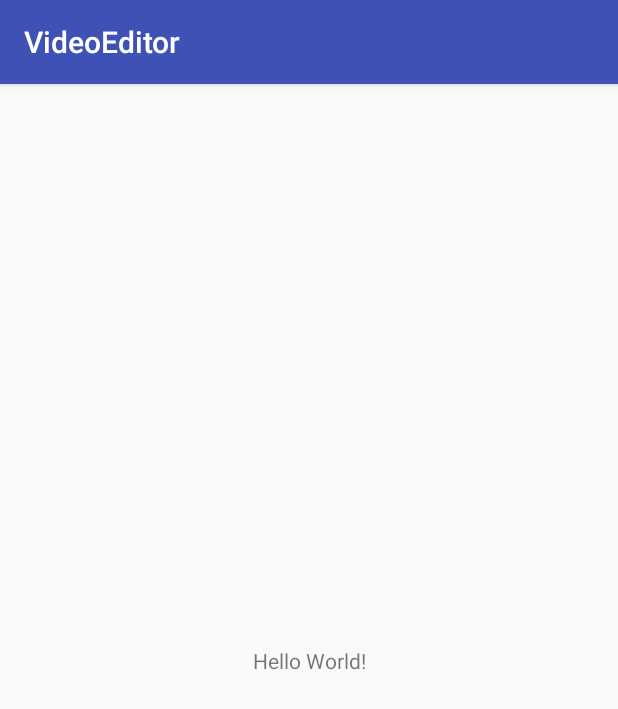
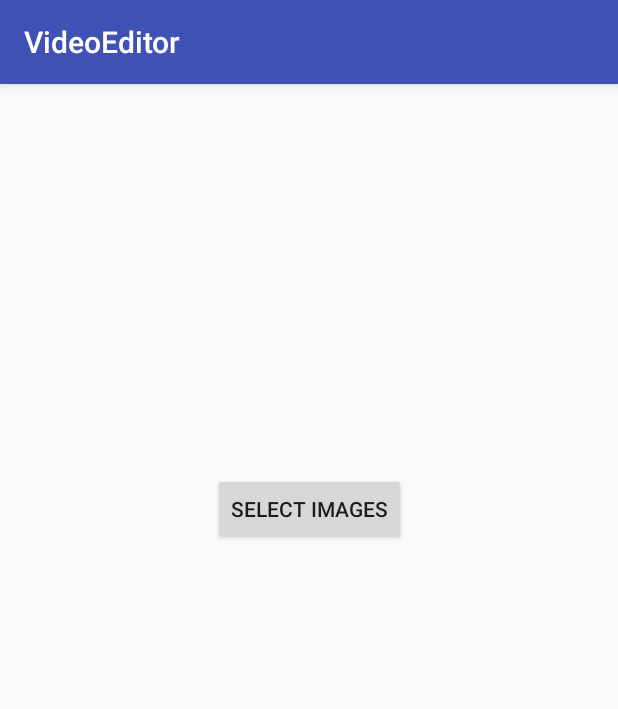
Before and after one commit to pavelzub/videoEditor, an Android app: the screen it shows after launch (MainActivity), on a phone screen of 412 x 824 dp. Shown: the top 709 px of the screen. Run offline under Robolectric (Android 15) with nearby library versions, the phone set to English and light mode, and no system bars.

```diff
--- a/app/build.gradle
+++ b/app/build.gradle
@@ -25,7 +25,7 @@ android {
 dependencies {
     implementation fileTree(dir: 'libs', include: ['*.jar'])
     implementation"org.jetbrains.kotlin:kotlin-stdlib-jdk7:$kotlin_version"
-    implementation 'com.android.support:appcompat-v7:28.0.0'
+    implementation 'com.android.support:appcompat-v7:27.0.1'
     implementation 'com.android.support.constraint:constraint-layout:1.1.3'
     testImplementation 'junit:junit:4.12'
     androidTestImplementation 'com.android.support.test:runner:1.0.2'
--- a/app/src/main/res/layout/activity_main.xml
+++ b/app/src/main/res/layout/activity_main.xml
@@ -4,15 +4,24 @@
     xmlns:tools="http://schemas.android.com/tools"
     android:layout_width="match_parent"
     android:layout_height="match_parent"
-    tools:context=".MainActivity">
+    tools:context=".MainActivity"
+    tools:layout_editor_absoluteY="25dp">
 
-    <TextView
+    <Button
+        android:id="@+id/buttonSelectImage"
         android:layout_width="wrap_content"
         android:layout_height="wrap_content"
-        android:text="Hello World!"
+        android:layout_marginBottom="8dp"
+        android:layout_marginEnd="8dp"
+        android:layout_marginStart="8dp"
+        android:layout_marginTop="68dp"
+        android:onClick="onImageSelectClick"
+        android:text="Select Images"
         app:layout_constraintBottom_toBottomOf="parent"
-        app:layout_constraintLeft_toLeftOf="parent"
-        app:layout_constraintRight_toRightOf="parent"
-        app:layout_constraintTop_toTopOf="parent" />
+        app:layout_constraintEnd_toEndOf="parent"
+        app:layout_constraintHorizontal_bias="0.502"
+        app:layout_constraintStart_toStartOf="parent"
+        app:layout_constraintTop_toTopOf="parent"
+        app:layout_constraintVertical_bias="0.297" />
 
 </android.support.constraint.ConstraintLayout>
```
Also changed, not shown: app/src/main/java/com/video_editor/pavelzubarev/videoeditor/MainActivity.kt (+32 -0 lines), 1 other file.
